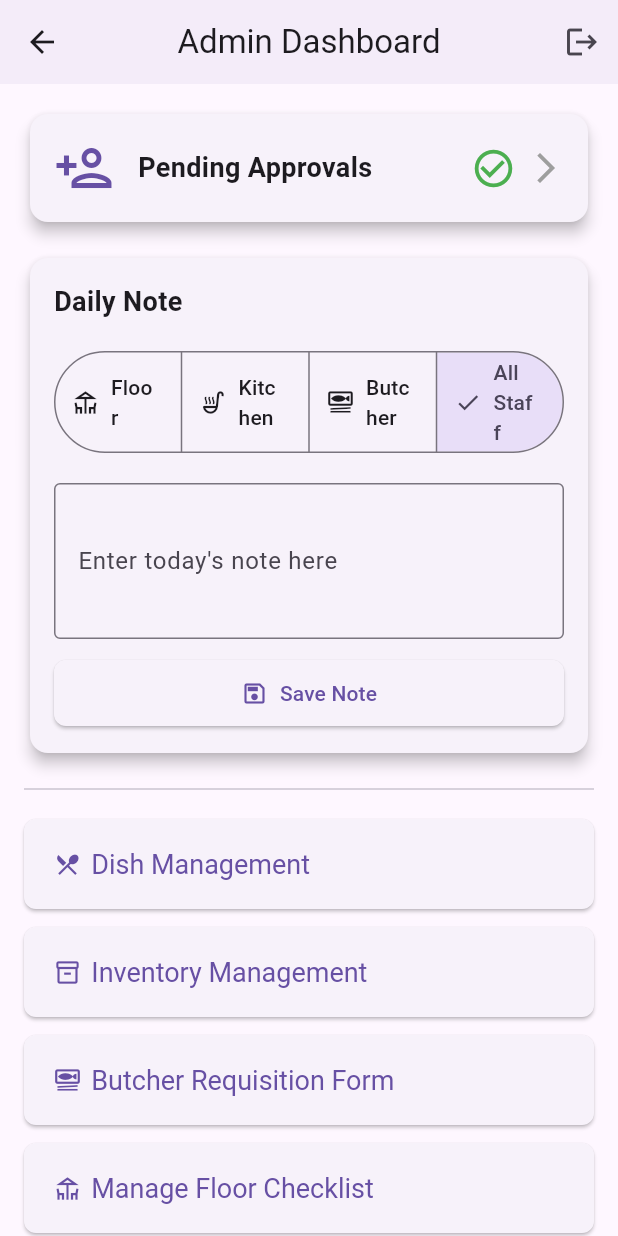
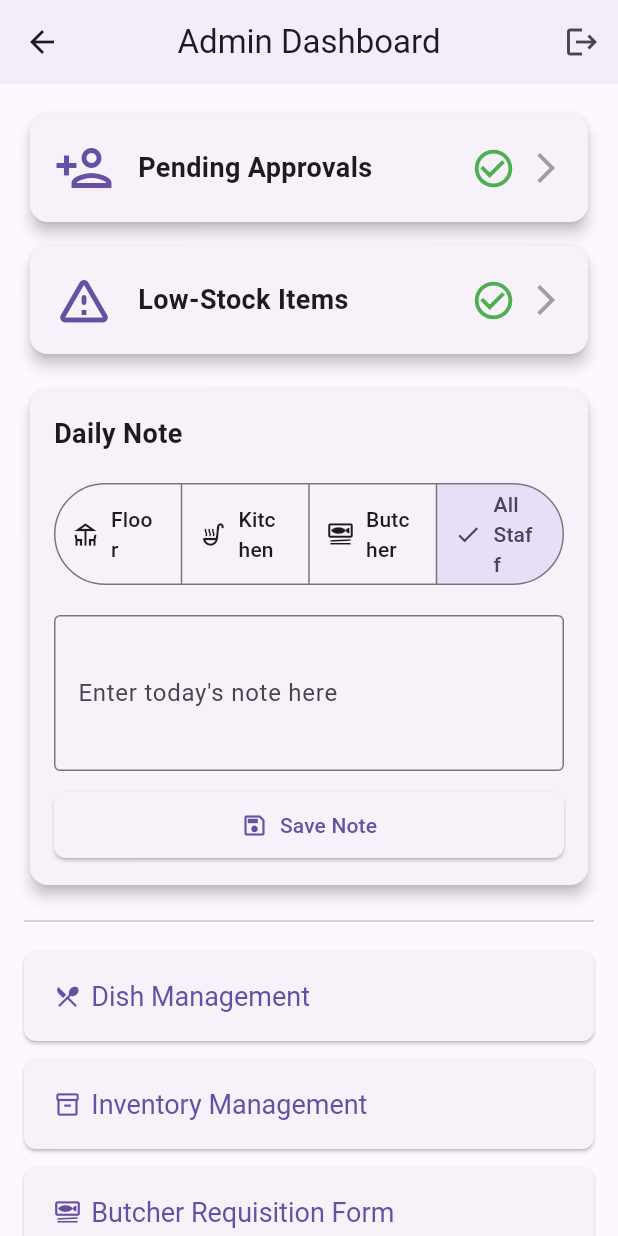
Before and after one commit to yothanan2/kitchen_organizer_app, a Flutter app: the AdminHomeScreen screen opened directly, on a phone screen of 412 x 824 dp. Run offline on Flutter 3.47's test engine with Material 3 defaults, Android fonts, the phone set to English and light mode, and no system bars; our stand-ins replace cloud_firestore, cloud_functions, csv, dropdown_search, file_picker, firebase_auth and 2 more; accounts and stored records are empty.

Commit message:
Feature: Add low-stock items counter to admin dashboard

```diff
--- a/lib/admin_home_screen.dart
+++ b/lib/admin_home_screen.dart
@@ -1,5 +1,5 @@
 // lib/admin_home_screen.dart
-// UPDATED: Added a dynamic metric card for pending user approvals.
+// UPDATED: Added a second metric card for low-stock items.
 
 import 'package:flutter/material.dart';
 import 'package:firebase_auth/firebase_auth.dart';
@@ -93,8 +93,9 @@ class _AdminHomeScreenState extends ConsumerState<AdminHomeScreen> {
 
   @override
   Widget build(BuildContext context) {
-    // Watch our new provider to get the count of unapproved users.
+    // Watch both of our new metric providers.
     final unapprovedUsersCount = ref.watch(unapprovedUsersCountProvider);
+    final lowStockItemsCount = ref.watch(lowStockItemsCountProvider); // <-- ADDED
 
     final dateString = DateFormat('yyyy-MM-dd').format(DateTime.now());
     ref.listen<AsyncValue<DocumentSnapshot>>(dailyTodoListDocProvider(dateString), (_, next) {
@@ -138,13 +139,21 @@ class _AdminHomeScreenState extends ConsumerState<AdminHomeScreen> {
         body: ListView(
           padding: const EdgeInsets.all(16.0),
           children: <Widget>[
-            // NEW: The dynamic metric card is added here.
+            // We build a card for each metric.
             _buildMetricCard(
               context: context,
               title: 'Pending Approvals',
               icon: Icons.person_add_outlined,
               asyncValue: unapprovedUsersCount,
               onTap: () => Navigator.of(context).push(MaterialPageRoute(builder: (context) => const UserManagementScreen())),
+            ),
+            const SizedBox(height: 8), // Spacing between cards
+            _buildMetricCard( // <-- ADDED
+              context: context,
+              title: 'Low-Stock Items',
+              icon: Icons.warning_amber_rounded,
+              asyncValue: lowStockItemsCount,
+              onTap: () => Navigator.of(context).push(MaterialPageRoute(builder: (context) => const InventoryOverviewScreen())),
             ),
             const SizedBox(height: 16),
             Card(
@@ -211,7 +220,6 @@ class _AdminHomeScreenState extends ConsumerState<AdminHomeScreen> {
     );
   }
 
-  // NEW: A reusable helper widget for our dashboard metric cards.
   Widget _buildMetricCard({
     required BuildContext context,
     required String title,
@@ -248,7 +256,7 @@ class _AdminHomeScreenState extends ConsumerState<AdminHomeScreen> {
                   }
                   return CircleAvatar(
                     radius: 15,
-                    backgroundColor: Colors.red.shade700,
+                    backgroundColor: Colors.orange.shade800, // Changed color for distinction
                     child: Text(
                       count.toString(),
                       style: const TextStyle(color: Colors.white, fontWeight: FontWeight.bold),
--- a/lib/providers.dart
+++ b/lib/providers.dart
@@ -1,5 +1,5 @@
 // lib/providers.dart
-// V7: Added a provider to count unapproved users.
+// V8: Added a provider to count low-stock inventory items.
 
 import 'package:flutter/material.dart';
 import 'package:flutter/foundation.dart';
@@ -51,7 +51,6 @@ final appUserProvider = StreamProvider<AppUser?>((ref) {
   });
 });
 
-// NEWLY ADDED PROVIDER
 final unapprovedUsersCountProvider = StreamProvider<int>((ref) {
   final firestore = ref.watch(firestoreProvider);
   return firestore
@@ -59,6 +58,26 @@ final unapprovedUsersCountProvider = StreamProvider<int>((ref) {
       .where('isApproved', isEqualTo: false)
       .snapshots()
       .map((snapshot) => snapshot.docs.length);
+});
+
+// NEWLY ADDED PROVIDER
+final lowStockItemsCountProvider = StreamProvider<int>((ref) {
+  final firestore = ref.watch(firestoreProvider);
+  return firestore
+      .collection('inventoryItems')
+      .snapshots()
+      .map((snapshot) {
+    int count = 0;
+    for (final doc in snapshot.docs) {
+      final data = doc.data();
+      final num quantity = data['quantityOnHand'] ?? 0;
+      final num minStock = data['minStockLevel'] ?? 0;
+      if (quantity <= minStock) {
+        count++;
+      }
+    }
+    return count;
+  });
 });
 
 
@@ -361,7 +380,6 @@ class PreparationController extends StateNotifier<PreparationState> {
       state = state.copyWith(isLoading: false);
       return 'Failed to generate lists: $e';
     } finally {
-      // This is a good place to ensure isLoading is always reset.
       if (state.isLoading) {
         state = state.copyWith(isLoading: false);
       }
```
